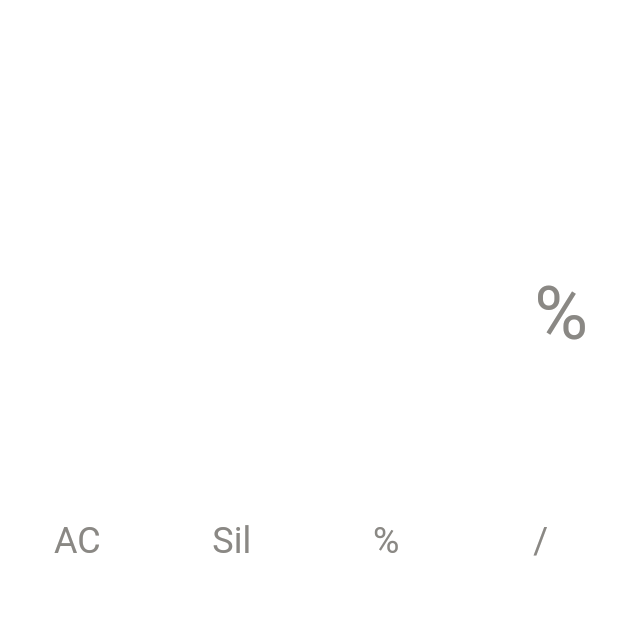
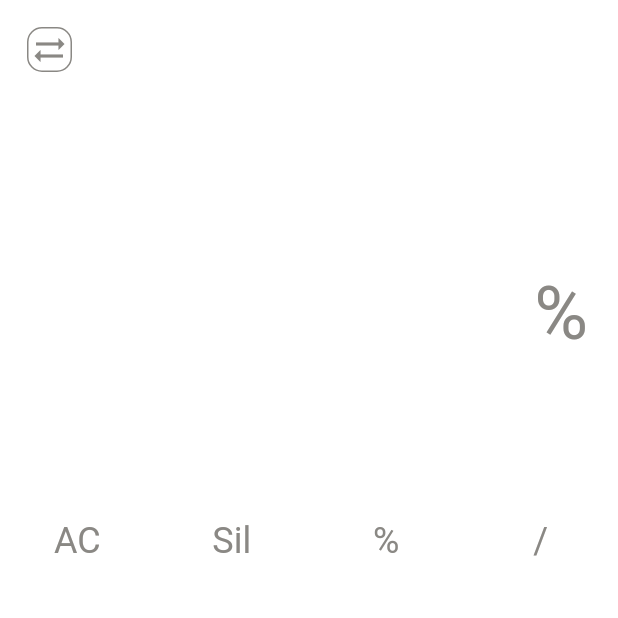
Before and after one commit to VBT-Intership/YusufSirin-FlutterCalculator, a Flutter app: the screen it shows after launch, after a tap on an icon or button, on a phone screen of 412 x 824 dp, the top half of it. Run offline on Flutter 3.47's test engine with Material 2 defaults, Android fonts, the phone set to English and light mode, and no system bars; our stand-ins replace google_fonts.

Commit message:
dark theme added

```diff
--- a/lib/Provider/themeprovider.dart
+++ b/lib/Provider/themeprovider.dart
@@ -1,3 +1,4 @@
+import 'package:calculator/Util/Theme/darktheme.dart';
 import 'package:calculator/Util/Theme/lighttheme.dart';
 import 'package:flutter/material.dart';
 
--- /dev/null
+++ b/lib/Util/Theme/darktheme.dart
@@ -0,0 +1,12 @@
+import 'package:calculator/Util/Constants/color.dart';
+import 'package:calculator/Util/Theme/textTheme.dart';
+import 'package:flutter/material.dart';
+
+final ThemeData darkTheme = ThemeData(
+  brightness: Brightness.dark,
+  backgroundColor: AppColors.kBlack,
+  primaryColor: AppColors.kWhite,
+  accentColor: AppColors.kYellow,
+  scaffoldBackgroundColor: AppColors.kBlack,
+  textTheme: robototexttheme,
+);
--- a/lib/View/calculatorview.dart
+++ b/lib/View/calculatorview.dart
@@ -1,8 +1,11 @@
 import 'package:calculator/Component/CalculatorButton.dart';
 import 'package:calculator/Component/resultText.dart';
 import 'package:calculator/Provider/calculatorprovider.dart';
+import 'package:calculator/Provider/themeprovider.dart';
 import 'package:calculator/Util/Constants/lists.dart';
 import 'package:calculator/Util/Enum/texttype.dart';
+import 'package:calculator/Util/Theme/darktheme.dart';
+import 'package:calculator/Util/Theme/lighttheme.dart';
 import 'package:flutter/material.dart';
 import 'package:provider/provider.dart';
 
@@ -19,17 +22,47 @@ class _CalculatorViewState extends State<CalculatorView> {
       body: SizedBox(
         height: size.height,
         width: size.width,
-        child: Column(
+        child: Stack(
+          children: [
+            Column(
               mainAxisAlignment: MainAxisAlignment.end,
               children: [
-            Spacer(),
                 ResultText(
                     textType: TextType.subtitle,
-                text:
-                    Provider.of<CalculatorViewProvider>(context).operationText),
+                    text: Provider.of<CalculatorViewProvider>(context)
+                        .operationText),
                 ResultText(
                     text: Provider.of<CalculatorViewProvider>(context).result),
                 calGridView(),
+              ],
+            ),
+            SafeArea(
+              child: InkWell(
+                onTap: () {
+                  var themeProvider =
+                      Provider.of<ThemeProvider>(context, listen: false);
+                  if (themeProvider.getTheme == lightTheme) {
+                    themeProvider.setTheme(darkTheme);
+                  } else {
+                    themeProvider.setTheme(lightTheme);
+                  }
+                },
+                child: Container(
+                  width: 30,
+                  height: 30,
+                  alignment: Alignment.center,
+                  margin: EdgeInsets.all(18),
+                  decoration: BoxDecoration(
+                    borderRadius: BorderRadius.circular(10),
+                    border: Border.all(color: Theme.of(context).primaryColor),
+                  ),
+                  child: Icon(
+                    Icons.sync_alt,
+                    color: Theme.of(context).primaryColor,
+                  ),
+                ),
+              ),
+            ),
           ],
         ),
       ),
```
Lines whose indentation alone changed are shown as unchanged.
